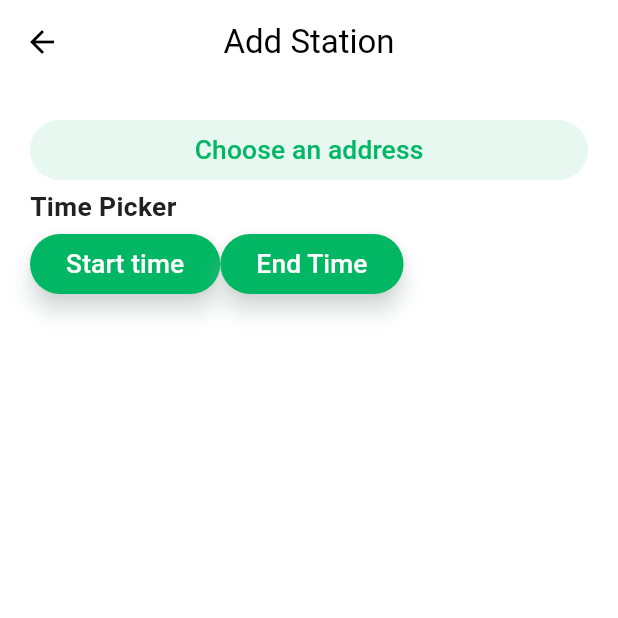
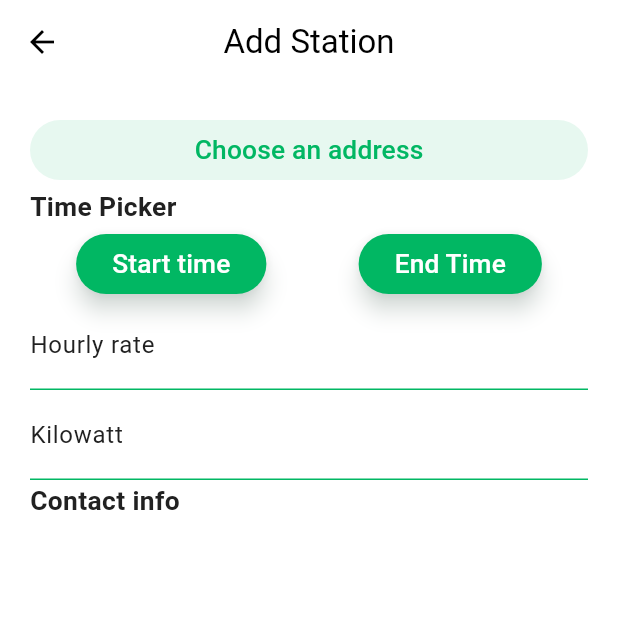
Before and after one commit to lusnyak/watt_hub, a Flutter app: the AddStationScreen screen opened by its route, on a phone screen of 412 x 824 dp, the top half of it. Run offline on Flutter 3.47's test engine with Material 3 defaults, Android fonts, the phone set to English and light mode, and no system bars; our stand-ins replace auto_route, awesome_extensions, dropdown_button2, flutter_screenutil, freezed_annotation, get_it and 2 more; Roboto replaces fonts that are missing (Urbanist).

Commit message:
add button input in add sation page

```diff
--- a/lib/presentation/screens/add_station/add_station_screen.dart
+++ b/lib/presentation/screens/add_station/add_station_screen.dart
@@ -1,5 +1,4 @@
 import 'package:auto_route/auto_route.dart';
-import 'package:awesome_extensions/awesome_extensions.dart';
 import 'package:flutter/material.dart';
 import 'package:watt_hub/config/routes/app_router.dart';
 import 'package:watt_hub_uikit/watt_hub_uikit.dart';
@@ -26,11 +25,18 @@ class AddStationScreen extends StatelessWidget {
             WHElevatedButton.secondary(title: "Choose an address"),
             Text("Time Picker", style: body16SemiBoldTextStyle),
             Row(
+              mainAxisAlignment: MainAxisAlignment.spaceAround,
               children: [
                 WHElevatedButton.primary(title: "Start time"),
                 WHElevatedButton.primary(title: "End Time")
               ],
             ),
+            WHTextField.singleLine(
+                label: "Hourly rate", hintText: "Hourly rate"),
+            WHTextField.singleLine(label: "Kilowatt", hintText: "Kilowatt"),
+
+            Text("Contact info", style: body16SemiBoldTextStyle),
+
             // WhDropDownButton(items: items, itemLabel: itemLabel)
           ],
         ),
```
